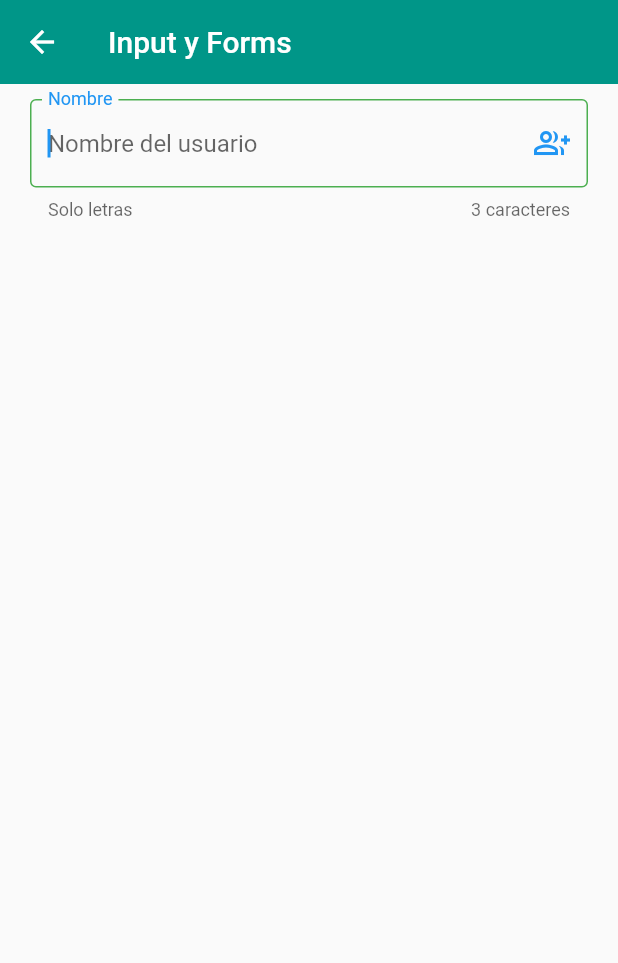
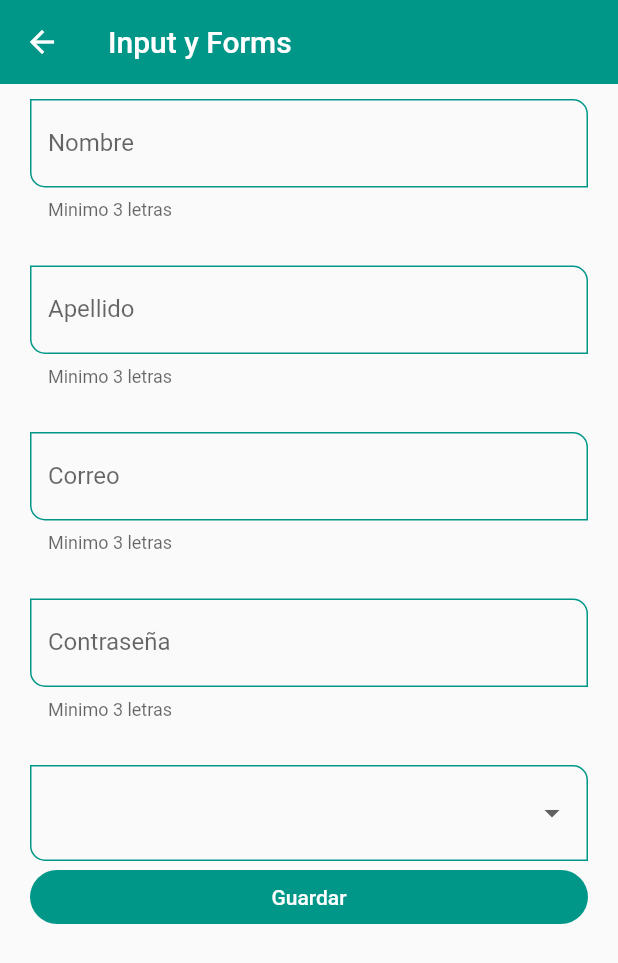
Before and after one commit to AaronMancera/AprenderFlutter, a Flutter app: the InputScreen screen opened by its route, on a phone screen of 412 x 824 dp. Shown: the top 963 px of the screen. Run offline on Flutter 3.47's test engine with Material 2 defaults, Android fonts, the phone set to English and light mode, and no system bars.

Commit message:
[ Seccion 6 ] Creacion de input_screen.dart que se trata de un formulario con validaciones y un selector de opciones

```diff
--- a/flutter_application_probar_widget/lib/screens/input_screen.dart
+++ b/flutter_application_probar_widget/lib/screens/input_screen.dart
@@ -1,10 +1,23 @@
 import 'package:flutter/material.dart';
+import 'package:flutter_application_probar_widget/widgets/widgets.dart'
+    show CustomInputField;
 
 class InputScreen extends StatelessWidget {
   const InputScreen({Key? key}) : super(key: key);
 
   @override
   Widget build(BuildContext context) {
+    //Para comunicar el mapa con el formulario utilizamos las keys
+    final GlobalKey<FormState> myFormKey = GlobalKey<FormState>();
+    //informacion en string que vamos a abstraer del formulario
+    final Map<String, String> formValues = {
+      'first_name': '',
+      'last_name': '',
+      'email': '',
+      'password': '',
+      'role':'',
+    };
+
     return Scaffold(
         appBar: AppBar(
           title: const Text('Input y Forms'),
@@ -13,54 +26,100 @@ class InputScreen extends StatelessWidget {
         body: SingleChildScrollView(
           child: Padding(
             padding: const EdgeInsets.symmetric(horizontal: 20, vertical: 10),
-            child: Column(children: [
-              //puedes poner validaciones automaticas
-              TextFormField(
-                //salga seleccionado del tiron
-                autofocus: true,
-                initialValue: '',
-                //para poner nombres con mnayuscula la primera
-                textCapitalization: TextCapitalization.words,
-                //caputurar lo que se escribe
-                onChanged: (value) {
-                  print('$value');
-                },
-                //validaciones
-                validator: (value) {
-                  if (value == null) {
-                    return 'Este campo es requerido';
-                  }
-                  if (value.length < 3) {
-                    return 'Minimo de 3 letras';
-                  }
-                  return null;
-                },
-                //activar la validacion para siempre
-                // autovalidateMode: AutovalidateMode.always,
-                //activar la validacion en cuanto el usuario toque
-                autovalidateMode: AutovalidateMode.onUserInteraction,
-                decoration: const InputDecoration(
-                    hintText: 'Nombre del usuario',
-                    labelText: 'Nombre',
-                    helperText: 'Solo letras',
-                    counterText: '3 caracteres',
-                    suffixIcon: Icon(Icons.group_add_outlined),
-                    // prefix: Icon(Icons.verified_user_outlined),
-                    // icon: Icon(Icons.admin_panel_settings),
-                    border: OutlineInputBorder(
-                      borderRadius: BorderRadius.only(
-                          bottomLeft: Radius.circular(10),
-                          topRight: Radius.circular(10)),
+            //Formulario
+            child: Form(
+              //esto guarda todo el estado en la key del form
+              key: myFormKey,
+              child: Column(children: [
+                //puedes poner validaciones automaticas
+                CustomInputField(
+                  labelText: 'Nombre',
+                  hintText: 'Nombre del usuario',
+                  helperText: 'Minimo 3 letras',
+                  //conexion entre la clase con el formulario actual
+                  //propiedad
+                  formProperty: 'first_name',
+                  //mapa de almacenamiento
+                  formValues: formValues,
+                ),
+                const SizedBox(
+                  height: 30,
+                ),
+                CustomInputField(
+                  labelText: 'Apellido',
+                  hintText: 'Apellido del usuario',
+                  helperText: 'Minimo 3 letras',
+                  formProperty: 'last_name',
+                  formValues: formValues,
+                ),
+                const SizedBox(
+                  height: 30,
+                ),
+                CustomInputField(
+                  labelText: 'Correo',
+                  hintText: 'Correo del usuario',
+                  helperText: 'Minimo 3 letras',
+                  keyboardType: TextInputType.emailAddress,
+                  formProperty: 'email',
+                  formValues: formValues,
+                ),
+                const SizedBox(
+                  height: 30,
+                ),
+                CustomInputField(
+                  labelText: 'Contraseña',
+                  hintText: 'Contraseña del usuario',
+                  helperText: 'Minimo 3 letras',
+                  obscureText: true,
+                  formProperty: 'password',
+                  formValues: formValues,
+                ),
+                const SizedBox(
+                  height: 30,
+                ),
+                //
+                DropdownButtonFormField<String>(
+                  items: const [
+                    DropdownMenuItem(
+                      value: 'Admin',
+                      child: Text('Admin'),
                     ),
-                    focusedBorder: OutlineInputBorder(
-                      borderSide: BorderSide(
-                        color: Colors.green,
-                      )
-                    )
+                    DropdownMenuItem(
+                      value: 'Superuser',
+                      child: Text('Superuser'),
                     ),
-
-              )
-            ]),
+                    DropdownMenuItem(
+                      value: 'Developer',
+                      child: Text('Developer'),
+                    ),
+                    DropdownMenuItem(
+                      value: 'Jr. Developer',
+                      child: Text('Jr. Developer'),
+                    ),
+                  ],
+                  onChanged: (value) {
+                    print(value);
+                    formValues['role']=value ?? 'Admin';
+                  },
+                ),
+                ElevatedButton(
+                    onPressed: () {
+                      //Cuando toque el boton baja el teclado
+                      FocusScope.of(context).requestFocus(FocusNode());
+                      //regresa el valor booleano de la validacion
+                      if (!myFormKey.currentState!.validate()) {
+                        print('Formulario no valido');
+                        return;
+                      }
+                      // Todo: imprimir valores del formulario
+                      // Aqui es donde se guardaria lso valores a una backend
+                      print(formValues);
+                    },
+                    child: const SizedBox(
+                        width: double.infinity,
+                        child: Center(child: Text('Guardar'))))
+              ]),
+            ),
           ),
         ));
   }
--- a/flutter_application_probar_widget/lib/theme/app_theme.dart
+++ b/flutter_application_probar_widget/lib/theme/app_theme.dart
@@ -23,13 +23,29 @@ class AppTheme {
         backgroundColor: primaryColor,
         shape: const StadiumBorder(),
         elevation: 0,
-      )
+      )),
+      dialogTheme: DialogTheme(
+          shape:
+              RoundedRectangleBorder(borderRadius: BorderRadius.circular(25))),
+      inputDecorationTheme: const InputDecorationTheme(
+          floatingLabelStyle: TextStyle(color: primaryColor),
+          enabledBorder: OutlineInputBorder(
+              borderSide: BorderSide(color: primaryColor),
+              borderRadius: BorderRadius.only(
+                  bottomLeft: Radius.circular(10),
+                  topRight: Radius.circular(10))),
+          focusedBorder: OutlineInputBorder(
+              borderSide: BorderSide(color: primaryColor),
+              borderRadius: BorderRadius.only(
+                  bottomLeft: Radius.circular(10),
+                  topRight: Radius.circular(10))),
+          border: OutlineInputBorder(
+              borderRadius: BorderRadius.only(
+                  bottomLeft: Radius.circular(10),
+                  topRight: Radius.circular(10)))
                   ),
-    dialogTheme: DialogTheme(
-      shape: RoundedRectangleBorder(borderRadius: BorderRadius.circular(25))
-    ),
+                  );
 
-  );
   //DarkTheme
   static final ThemeData darkTheme = ThemeData.dark().copyWith(
     //Color primario
--- /dev/null
+++ b/flutter_application_probar_widget/lib/widgets/custom_input_field.dart
@@ -0,0 +1,72 @@
+import 'package:flutter/material.dart';
+
+class CustomInputField extends StatelessWidget {
+  const CustomInputField({
+    super.key,
+    this.hintText,
+    this.labelText,
+    this.helperText,
+    this.icon,
+    this.suffixIcon,
+    this.keyboardType,
+    this.obscureText,
+    required this.formProperty,
+    required this.formValues,
+  });
+  final String? hintText;
+  final String? labelText;
+  final String? helperText;
+  final IconData? icon;
+  final IconData? suffixIcon;
+  //tipo de teclado
+  final TextInputType? keyboardType;
+  //modo contraseña
+  final bool? obscureText;
+
+  //al formulario que va a apuntar
+  final String formProperty;
+  //los valores del formulario
+  final Map<String, String> formValues;
+
+  @override
+  Widget build(BuildContext context) {
+    return TextFormField(
+      //salga seleccionado del tiron
+      autofocus: false,
+      initialValue: '',
+      //para poner nombres con mnayuscula la primera
+      textCapitalization: TextCapitalization.words,
+      //tipo de teclado
+      keyboardType: keyboardType,
+      //pone el modo contraseña
+      obscureText: obscureText ?? false,
+      //caputurar lo que se escribe
+      onChanged: (value) {
+        //indica que los valores del formulario que hacen referencia al formulario son values
+        formValues[formProperty] = value;
+      },
+      //validaciones
+      validator: (value) {
+        if (value == null) {
+          return 'Este campo es requerido';
+        }
+        if (value.length < 3) {
+          return 'Minimo de 3 letras';
+        }
+        return null;
+      },
+      //activar la validacion para siempre
+      // autovalidateMode: AutovalidateMode.always,
+      //activar la validacion en cuanto el usuario toque
+      autovalidateMode: AutovalidateMode.onUserInteraction,
+      decoration: InputDecoration(
+        hintText: hintText,
+        labelText: labelText,
+        helperText: helperText,
+        // counterText: '3 caracteres',
+        icon: icon == null ? null : Icon(icon),
+        suffixIcon: suffixIcon == null ? null : Icon(suffixIcon),
+      ),
+    );
+  }
+}
--- a/flutter_application_probar_widget/lib/widgets/widgets.dart
+++ b/flutter_application_probar_widget/lib/widgets/widgets.dart
@@ -1,2 +1,3 @@
+export 'package:flutter_application_probar_widget/widgets/custom_card_type_1.dart';
 export 'package:flutter_application_probar_widget/widgets/custom_card_type_2.dart';
-export 'package:flutter_application_probar_widget/widgets/custom_card_type_1.dart';
+export 'package:flutter_application_probar_widget/widgets/custom_input_field.dart';
```
Lines whose indentation alone changed are shown as unchanged.
